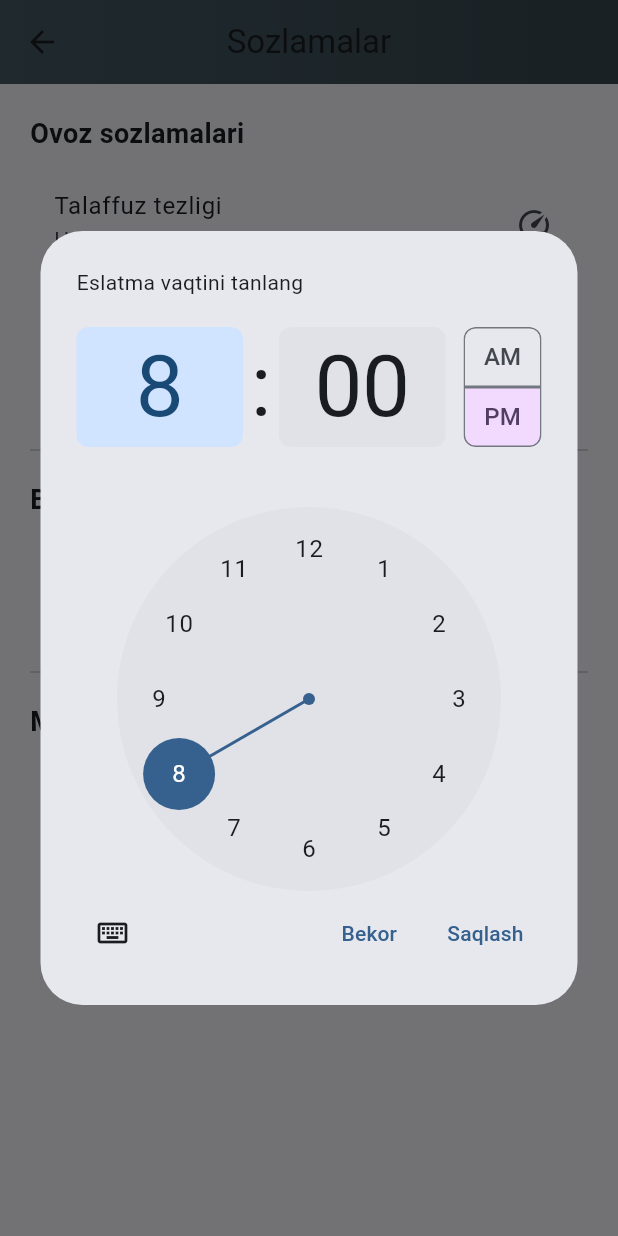
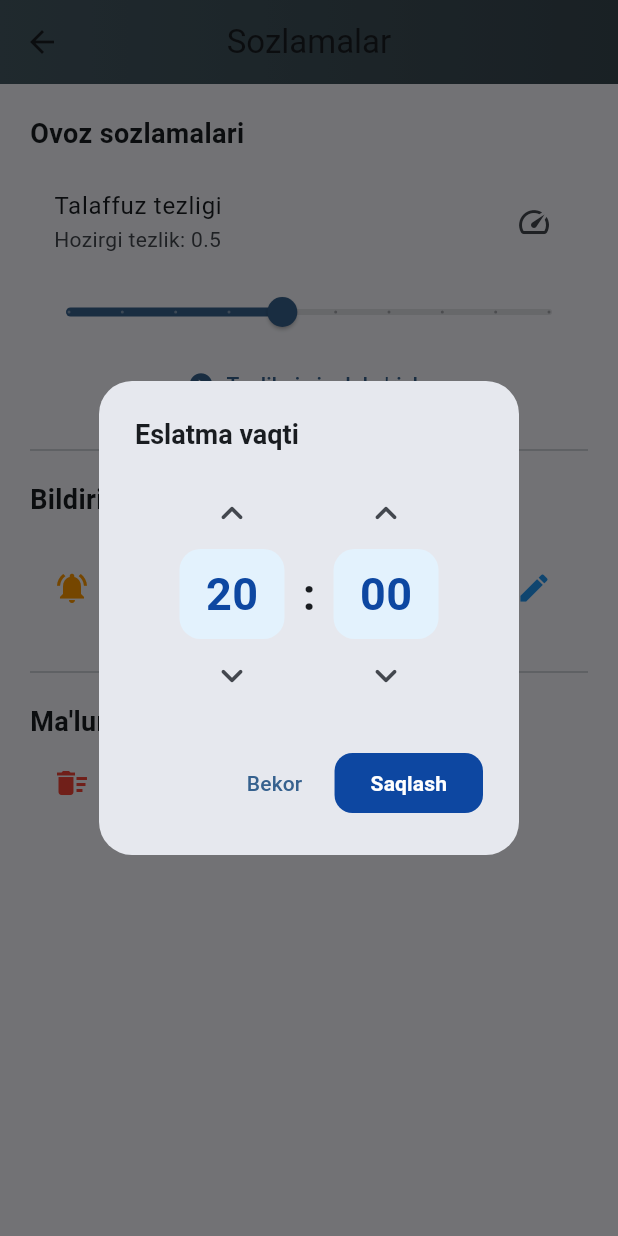
Before and after one commit to rayimbekusmonov/canozbekacademi_mobile, a Flutter app: the SettingsScreen screen opened directly, after a tap on "Kunlik eslatma vaqti", on a phone screen of 412 x 824 dp. Run offline on Flutter 3.47's test engine with Material 3 defaults, Android fonts, the phone set to English and light mode, and no system bars; our stand-ins replace firebase_core, firebase_crashlytics, flip_card, flutter_local_notifications, flutter_tts, shared_preferences and 1 more; accounts and stored records are empty.

Commit message:
Timer updated.

```diff
--- a/lib/ui/screens/settings_screen.dart
+++ b/lib/ui/screens/settings_screen.dart
@@ -29,27 +29,150 @@ class _SettingsScreenState extends State<SettingsScreen> {
   }
 
   Future<void> _pickNotificationTime() async {
-    final picked = await showTimePicker(
+    int tempHour = _notifHour;
+    int tempMinute = _notifMinute;
+
+    final result = await showDialog<bool>(
       context: context,
-      initialTime: TimeOfDay(hour: _notifHour, minute: _notifMinute),
-      helpText: "Eslatma vaqtini tanlang",
-      cancelText: "Bekor",
-      confirmText: "Saqlash",
+      builder: (context) {
+        return StatefulBuilder(
+          builder: (context, setDialogState) {
+            final isDark = Theme.of(context).brightness == Brightness.dark;
+
+            return AlertDialog(
+              shape: RoundedRectangleBorder(borderRadius: BorderRadius.circular(22)),
+              title: const Text("Eslatma vaqti",
+                  style: TextStyle(fontWeight: FontWeight.bold, fontSize: 18)),
+              content: Row(
+                mainAxisAlignment: MainAxisAlignment.center,
+                children: [
+                  // Soat
+                  Column(
+                    mainAxisSize: MainAxisSize.min,
+                    children: [
+                      IconButton(
+                        onPressed: () {
+                          setDialogState(() {
+                            tempHour = (tempHour + 1) % 24;
+                          });
+                        },
+                        icon: const Icon(Icons.keyboard_arrow_up_rounded, size: 30),
+                      ),
+                      Container(
+                        width: 70,
+                        height: 60,
+                        decoration: BoxDecoration(
+                          color: isDark ? Colors.white.withOpacity(0.08) : Colors.blue.shade50,
+                          borderRadius: BorderRadius.circular(14),
+                        ),
+                        child: Center(
+                          child: Text(
+                            tempHour.toString().padLeft(2, '0'),
+                            style: TextStyle(
+                              fontSize: 30,
+                              fontWeight: FontWeight.bold,
+                              color: isDark ? Colors.white : const Color(0xFF0D47A1),
+                            ),
+                          ),
+                        ),
+                      ),
+                      IconButton(
+                        onPressed: () {
+                          setDialogState(() {
+                            tempHour = (tempHour - 1 + 24) % 24;
+                          });
+                        },
+                        icon: const Icon(Icons.keyboard_arrow_down_rounded, size: 30),
+                      ),
+                    ],
+                  ),
+
+                  // Ikki nuqta
+                  const Padding(
+                    padding: EdgeInsets.symmetric(horizontal: 12),
+                    child: Text(":", style: TextStyle(fontSize: 30, fontWeight: FontWeight.bold)),
+                  ),
+
+                  // Daqiqa
+                  Column(
+                    mainAxisSize: MainAxisSize.min,
+                    children: [
+                      IconButton(
+                        onPressed: () {
+                          setDialogState(() {
+                            tempMinute = (tempMinute + 5) % 60;
+                          });
+                        },
+                        icon: const Icon(Icons.keyboard_arrow_up_rounded, size: 30),
+                      ),
+                      Container(
+                        width: 70,
+                        height: 60,
+                        decoration: BoxDecoration(
+                          color: isDark ? Colors.white.withOpacity(0.08) : Colors.blue.shade50,
+                          borderRadius: BorderRadius.circular(14),
+                        ),
+                        child: Center(
+                          child: Text(
+                            tempMinute.toString().padLeft(2, '0'),
+                            style: TextStyle(
+                              fontSize: 30,
+                              fontWeight: FontWeight.bold,
+                              color: isDark ? Colors.white : const Color(0xFF0D47A1),
+                            ),
+                          ),
+                        ),
+                      ),
+                      IconButton(
+                        onPressed: () {
+                          setDialogState(() {
+                            tempMinute = (tempMinute - 5 + 60) % 60;
+                          });
+                        },
+                        icon: const Icon(Icons.keyboard_arrow_down_rounded, size: 30),
+                      ),
+                    ],
+                  ),
+                ],
+              ),
+              actions: [
+                TextButton(
+                  onPressed: () => Navigator.pop(context, false),
+                  child: const Text("Bekor"),
+                ),
+                ElevatedButton(
+                  onPressed: () => Navigator.pop(context, true),
+                  style: ElevatedButton.styleFrom(
+                    backgroundColor: const Color(0xFF0D47A1),
+                    foregroundColor: Colors.white,
+                    shape: RoundedRectangleBorder(
+                        borderRadius: BorderRadius.circular(12)),
+                    elevation: 0,
+                  ),
+                  child: const Text("Saqlash", style: TextStyle(fontWeight: FontWeight.bold)),
+                ),
+              ],
+            );
+          },
+        );
+      },
     );
 
-    if (picked != null) {
+    if (result == true) {
       setState(() {
-        _notifHour = picked.hour;
-        _notifMinute = picked.minute;
+        _notifHour = tempHour;
+        _notifMinute = tempMinute;
       });
-      await NotificationService.setNotificationTime(picked.hour, picked.minute);
+      await NotificationService.setNotificationTime(tempHour, tempMinute);
 
       if (mounted) {
         ScaffoldMessenger.of(context).showSnackBar(
           SnackBar(
             content: Text(
-              "Eslatma vaqti: ${picked.hour.toString().padLeft(2, '0')}:${picked.minute.toString().padLeft(2, '0')} ga o'zgartirildi",
+              "Eslatma vaqti: ${tempHour.toString().padLeft(2, '0')}:${tempMinute.toString().padLeft(2, '0')} ga o'zgartirildi",
             ),
+            behavior: SnackBarBehavior.floating,
+            shape: RoundedRectangleBorder(borderRadius: BorderRadius.circular(12)),
           ),
         );
       }
```
